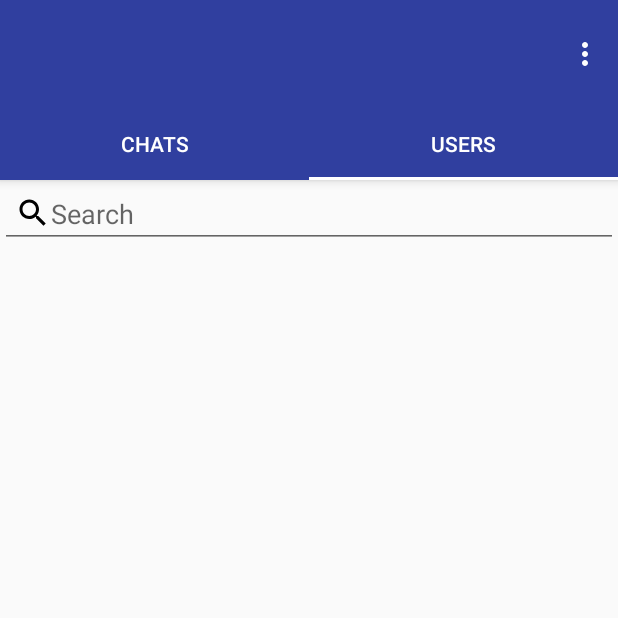
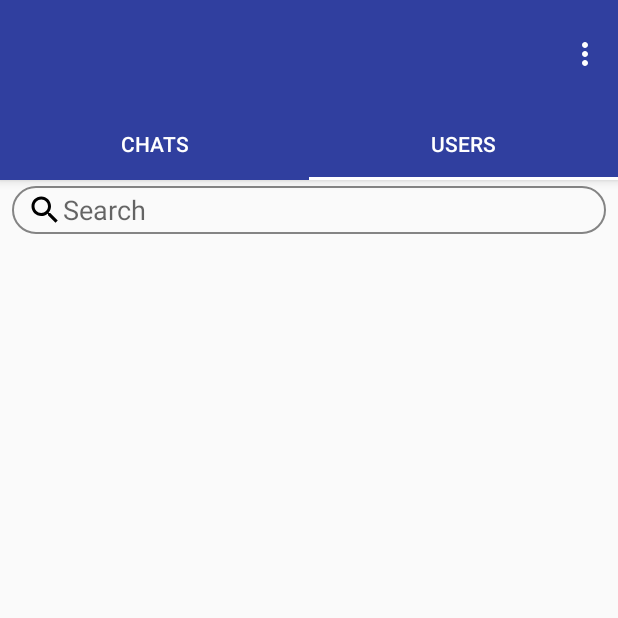
Before and after one commit to zyot249/MyChatApp, an Android app: the screen it shows after launch once a user with an empty profile is signed in (MainActivity), tab 2 chosen, on a phone screen of 412 x 824 dp, the top half of it. Run offline under Robolectric (Android 15) with nearby library versions, the phone set to English and light mode, and no system bars; our stand-ins replace CircleImageView, Firebase (no records; nobody signed in at launch, a user with empty details on screens opened directly); pictures from the network do not load; 3 statements that could not run were skipped.

Commit message:
Noti and Unread bugs is not fixed update users divider update box search update type of last message and user name in tab chat when msg is seen or not

```diff
--- /dev/null
+++ b/app/src/main/java/com/shyn/zyot/wind/mychatapp/Divider/SampleDivider.java
@@ -0,0 +1,60 @@
+package com.shyn.zyot.wind.mychatapp.Divider;
+
+import android.content.Context;
+import android.content.res.TypedArray;
+import android.graphics.Canvas;
+import android.graphics.Rect;
+import android.graphics.drawable.Drawable;
+import android.support.v4.content.ContextCompat;
+import android.support.v7.widget.RecyclerView;
+import android.view.View;
+
+public class SampleDivider extends RecyclerView.ItemDecoration {
+    private static final int[] ATTRS = new int[]{android.R.attr.listDivider};
+
+    private Drawable divider;
+    private int verticalSpaceHeight = 1;
+
+    /**
+     * Default divider will be used
+     */
+    public SampleDivider(Context context) {
+        final TypedArray styledAttributes = context.obtainStyledAttributes(ATTRS);
+        divider = styledAttributes.getDrawable(0);
+        styledAttributes.recycle();
+    }
+
+    /**
+     * Custom divider will be used
+     */
+    public SampleDivider(Context context, int resId) {
+        divider = ContextCompat.getDrawable(context, resId);
+    }
+
+    @Override
+    public void onDraw(Canvas c, RecyclerView parent, RecyclerView.State state) {
+        int left = parent.getPaddingLeft() + 200;
+        int right = parent.getWidth() - parent.getPaddingRight() - 20;
+
+        int childCount = parent.getChildCount();
+        for (int i = 0; i < childCount -1; i++) {
+            View child = parent.getChildAt(i);
+
+            RecyclerView.LayoutParams params = (RecyclerView.LayoutParams) child.getLayoutParams();
+
+            int top = child.getBottom() + params.bottomMargin;
+            int bottom = top + divider.getIntrinsicHeight();
+
+            divider.setBounds(left, top, right, bottom);
+            divider.draw(c);
+        }
+    }
+
+    @Override
+    public void getItemOffsets(Rect outRect, View view, RecyclerView parent, RecyclerView.State state) {
+        super.getItemOffsets(outRect, view, parent, state);
+        if (parent.getChildAdapterPosition(view) != parent.getAdapter().getItemCount() - 1) {
+            outRect.bottom = verticalSpaceHeight;
+        }
+    }
+}
--- a/app/src/main/java/com/shyn/zyot/wind/mychatapp/Fragment/ChatFragment.java
+++ b/app/src/main/java/com/shyn/zyot/wind/mychatapp/Fragment/ChatFragment.java
@@ -17,7 +17,6 @@ import com.google.firebase.database.DatabaseError;
 import com.google.firebase.database.DatabaseReference;
 import com.google.firebase.database.FirebaseDatabase;
 import com.google.firebase.database.ValueEventListener;
-import com.google.firebase.iid.FirebaseInstanceId;
 import com.shyn.zyot.wind.mychatapp.Adapter.ChatAdapter;
 import com.shyn.zyot.wind.mychatapp.Model.Room;
 import com.shyn.zyot.wind.mychatapp.Notification.Token;
@@ -42,7 +41,7 @@ public class ChatFragment extends Fragment {
         recyclerView.setLayoutManager(new LinearLayoutManager(getContext()));
         roomChats = new ArrayList<>();
         readChats();
-        updateToken(FirebaseInstanceId.getInstance().getToken());
+//        updateToken(FirebaseInstanceId.getInstance().getToken());
         return view;
     }
 
--- a/app/src/main/java/com/shyn/zyot/wind/mychatapp/Fragment/UserFragment.java
+++ b/app/src/main/java/com/shyn/zyot/wind/mychatapp/Fragment/UserFragment.java
@@ -22,6 +22,7 @@ import com.google.firebase.database.FirebaseDatabase;
 import com.google.firebase.database.Query;
 import com.google.firebase.database.ValueEventListener;
 import com.shyn.zyot.wind.mychatapp.Adapter.UserAdapter;
+import com.shyn.zyot.wind.mychatapp.Divider.SampleDivider;
 import com.shyn.zyot.wind.mychatapp.Model.User;
 import com.shyn.zyot.wind.mychatapp.R;
 
@@ -33,6 +34,8 @@ public class UserFragment extends Fragment {
     private RecyclerView recyclerView;
     private UserAdapter userAdapter;
     private List<User> users;
+    private ValueEventListener searchEventListener;
+    private Query querySearch;
 
     public UserFragment() {
 
@@ -45,8 +48,13 @@ public class UserFragment extends Fragment {
         View view = inflater.inflate(R.layout.fragment_user, container, false);
         recyclerView = view.findViewById(R.id.recyclerView);
         recyclerView.setHasFixedSize(true);
-        recyclerView.setLayoutManager(new LinearLayoutManager(getContext()));
+        LinearLayoutManager linearLayoutManager = new LinearLayoutManager(getContext());
+        recyclerView.setLayoutManager(linearLayoutManager);
+//        UserListDivider divider = new UserListDivider(recyclerView.getContext(), linearLayoutManager.getOrientation());
+        SampleDivider divider = new SampleDivider(recyclerView.getContext(), R.drawable.divider_recyclerview);
 
+//        divider.setDrawable(getContext().getResources().getDrawable(R.drawable.divider_recyclerview));
+        recyclerView.addItemDecoration(divider);
         users = new ArrayList<>();
         readUsers();
 
@@ -60,15 +68,42 @@ public class UserFragment extends Fragment {
 
             @Override
             public void onTextChanged(CharSequence s, int start, int before, int count) {
-                searchUsers(s.toString().toLowerCase());
+                if (s.toString().isEmpty()) {
+                    readUsersOnce();
+                    querySearch.removeEventListener(searchEventListener);
+                } else
+                    searchUsers(s.toString().toLowerCase());
             }
 
             @Override
             public void afterTextChanged(Editable s) {
+            }
+        });
+        return view;
+    }
+
+    private void readUsersOnce() {
+        final FirebaseUser firebaseUser = FirebaseAuth.getInstance().getCurrentUser();
+        DatabaseReference dbReference = FirebaseDatabase.getInstance().getReference("Users");
+        dbReference.addListenerForSingleValueEvent(new ValueEventListener() {
+            @Override
+            public void onDataChange(@NonNull DataSnapshot dataSnapshot) {
+                users.clear();
+                for (DataSnapshot snapshot : dataSnapshot.getChildren()) {
+                    User user = snapshot.getValue(User.class);
+                    if (!user.getId().equals(firebaseUser.getUid()))
+                        users.add(user);
+                }
+
+                userAdapter = new UserAdapter(getContext(), users);
+                recyclerView.setAdapter(userAdapter);
+            }
+
+            @Override
+            public void onCancelled(@NonNull DatabaseError databaseError) {
 
             }
         });
-        return view;
     }
 
     private void readUsers() {
@@ -97,11 +132,11 @@ public class UserFragment extends Fragment {
 
     private void searchUsers(String keyword) {
         final FirebaseUser fuser = FirebaseAuth.getInstance().getCurrentUser();
-        Query query = FirebaseDatabase.getInstance().getReference("Users").orderByChild("search")
+        querySearch = FirebaseDatabase.getInstance().getReference("Users").orderByChild("search")
                 .startAt(keyword)
                 .endAt(keyword + "\uf8ff");
 
-        query.addValueEventListener(new ValueEventListener() {
+        searchEventListener = querySearch.addValueEventListener(new ValueEventListener() {
             @Override
             public void onDataChange(@NonNull DataSnapshot dataSnapshot) {
                 users.clear();
--- a/app/src/main/java/com/shyn/zyot/wind/mychatapp/MainActivity.java
+++ b/app/src/main/java/com/shyn/zyot/wind/mychatapp/MainActivity.java
@@ -44,7 +44,7 @@ public class MainActivity extends AppCompatActivity {
     private ViewPager viewPager;
     private PagerAdapter pagerAdapter;
 
-    protected int unread;
+    private int unread;
 
     @Override
     protected void onCreate(Bundle savedInstanceState) {
@@ -100,22 +100,43 @@ public class MainActivity extends AppCompatActivity {
         dbReference.addValueEventListener(new ValueEventListener() {
             @Override
             public void onDataChange(@NonNull DataSnapshot dataSnapshot) {
-                dbReference = FirebaseDatabase.getInstance().getReference("UserRooms").child(firebaseUser.getUid());
-                dbReference.addValueEventListener(new ValueEventListener() {
+                int cnt = countUnreadMessage();
+                pagerAdapter = new PagerAdapter(getSupportFragmentManager());
+                if (cnt == 0)
+                    pagerAdapter.addFragment(new ChatFragment(), "Chats");
+                else
+                    pagerAdapter.addFragment(new ChatFragment(), "(" + cnt + ")" + "Chats");
+                pagerAdapter.addFragment(new UserFragment(),"Users");
+                viewPager.setAdapter(pagerAdapter);
+                tabLayout.setupWithViewPager(viewPager);
+
+            }
+
+            @Override
+            public void onCancelled(@NonNull DatabaseError databaseError) {
+
+            }
+        });
+
+
+
+    }
+
+    private int countUnreadMessage() {
+        unread = 0;
+        DatabaseReference userRooms = FirebaseDatabase.getInstance().getReference("UserRooms").child(firebaseUser.getUid());
+        userRooms.addListenerForSingleValueEvent(new ValueEventListener() {
             @Override
             public void onDataChange(@NonNull DataSnapshot dataSnapshot) {
-                        pagerAdapter = new PagerAdapter(getSupportFragmentManager());
-                        unread = 0;
                 for (DataSnapshot snapshot : dataSnapshot.getChildren()) {
                     Room room = snapshot.getValue(Room.class);
-                            DatabaseReference reference = FirebaseDatabase.getInstance().getReference("Messages").child(room.getRoomID());
-                            reference.addValueEventListener(new ValueEventListener() {
+                    DatabaseReference messages = FirebaseDatabase.getInstance().getReference("Messages").child(room.getRoomID());
+                    messages.addListenerForSingleValueEvent(new ValueEventListener() {
                         @Override
                         public void onDataChange(@NonNull DataSnapshot dataSnapshot) {
-                                    for (DataSnapshot snapshot1 : dataSnapshot.getChildren()) {
+                            for (DataSnapshot snapshot1 : dataSnapshot.getChildren()){
                                 Message message = snapshot1.getValue(Message.class);
-                                        if (!message.getSentBy().equals(firebaseUser.getUid()))
-                                            if (!message.isSeen())
+                                if (!message.getSentBy().equals(firebaseUser.getUid()) && !message.isSeen())
                                     unread++;
                             }
                         }
@@ -126,21 +147,6 @@ public class MainActivity extends AppCompatActivity {
                         }
                     });
                 }
-                        if (unread == 0) {
-                            pagerAdapter.addFragment(new ChatFragment(), "Chats");
-                        } else
-                            pagerAdapter.addFragment(new ChatFragment(), "(" + unread + ")" + "Chats");
-                        pagerAdapter.addFragment(new UserFragment(), "Users");
-
-                        viewPager.setAdapter(pagerAdapter);
-                        tabLayout.setupWithViewPager(viewPager);
-                    }
-
-                    @Override
-                    public void onCancelled(@NonNull DatabaseError databaseError) {
-
-                    }
-                });
             }
 
             @Override
@@ -149,7 +155,7 @@ public class MainActivity extends AppCompatActivity {
             }
         });
 
-
+        return unread;
     }
 
     @Override
--- /dev/null
+++ b/app/src/main/res/drawable/divider_recyclerview.xml
@@ -0,0 +1,7 @@
+<?xml version="1.0" encoding="utf-8"?>
+<shape xmlns:android="http://schemas.android.com/apk/res/android"
+    android:shape="rectangle">
+    <size android:height="1dp" />
+    <corners android:radius="2dp" />
+    <solid android:color="#c43851f9" />
+</shape>
--- /dev/null
+++ b/app/src/main/res/drawable/search_box.xml
@@ -0,0 +1,8 @@
+<?xml version="1.0" encoding="utf-8"?>
+<shape xmlns:android="http://schemas.android.com/apk/res/android"
+    android:shape="rectangle">
+    <corners android:radius="15dp" />
+    <stroke
+        android:width="1dp"
+        android:color="#848484" />
+</shape>
--- a/app/src/main/res/layout/activity_main.xml
+++ b/app/src/main/res/layout/activity_main.xml
@@ -30,9 +30,8 @@
                 android:layout_width="wrap_content"
                 android:layout_height="wrap_content"
                 android:layout_marginLeft="26dp"
-                android:text=""
                 android:textColor="#fff"
-                android:textSize="18dp"
+                android:textSize="20dp"
                 android:textStyle="bold" />
 
 
--- a/app/src/main/res/layout/activity_profile.xml
+++ b/app/src/main/res/layout/activity_profile.xml
@@ -5,6 +5,7 @@
     android:layout_width="match_parent"
     android:layout_height="match_parent"
     android:padding="8dp"
+    android:background="@color/colorBackgroundProfile"
     tools:context=".ProfileActivity">
 
     <android.support.v7.widget.CardView
--- a/app/src/main/res/layout/fragment_user.xml
+++ b/app/src/main/res/layout/fragment_user.xml
@@ -1,14 +1,18 @@
 <?xml version="1.0" encoding="utf-8"?>
 <RelativeLayout xmlns:android="http://schemas.android.com/apk/res/android"
     android:layout_width="match_parent"
-    android:layout_height="match_parent">
+    android:layout_height="match_parent"
+    android:paddingLeft="8dp"
+    android:paddingRight="8dp"
+    android:paddingTop="4dp">
 
     <EditText
         android:id="@+id/etSearch"
         android:layout_width="match_parent"
-        android:layout_height="wrap_content"
-        android:cursorVisible="false"
+        android:layout_height="32dp"
+        android:background="@drawable/search_box"
         android:drawableLeft="@drawable/ic_search_black_24dp"
+        android:focusedByDefault="false"
         android:hint="Search"
         android:inputType="text"
         android:paddingLeft="10dp"
@@ -19,5 +23,5 @@
         android:layout_width="match_parent"
         android:layout_height="match_parent"
         android:layout_below="@+id/etSearch"
-        android:layout_marginTop="6dp" />
+        android:layout_marginTop="2dp" />
 </RelativeLayout>
--- a/app/src/main/res/values/colors.xml
+++ b/app/src/main/res/values/colors.xml
@@ -2,5 +2,10 @@
 <resources>
     <color name="colorPrimary">#3F51B5</color>
     <color name="colorPrimaryDark">#303F9F</color>
-    <color name="colorAccent">#FF4081</color>
+    <color name="colorAccent">#01fff2</color>
+
+    <color name="colorSeenMessage">#797979</color>
+    <color name="colorUnseenMessage">#000000</color>
+
+    <color name="colorBackgroundProfile">#e5bebebe</color>
 </resources>
```
Also changed, not shown: app/src/main/java/com/shyn/zyot/wind/mychatapp/Adapter/ChatAdapter.java (+17 -3 lines), app/src/main/java/com/shyn/zyot/wind/mychatapp/Divider/UserListDivider.java (added, +49 -0 lines), app/src/main/java/com/shyn/zyot/wind/mychatapp/MessageActivity.java (+32 -28 lines), app/src/main/res/layout/activity_message.xml (+33 -16 lines), app/src/main/res/layout/list_item_chat.xml (+5 -5 lines). Lines whose indentation alone changed are shown as unchanged.
